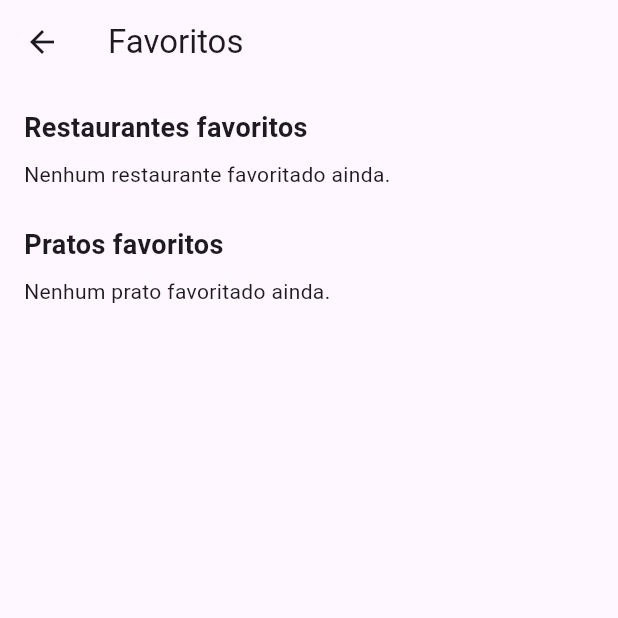
After one commit to EduardoGhost/gastro_go, a Flutter app: the screen it shows after launch, scrolled down 264 dp, after a tap on the "favorite" icon, on a phone screen of 412 x 824 dp, the top half of it. The commit adds this screen. Run offline on Flutter 3.47's test engine with Material 3 defaults, Android fonts, the phone set to English and light mode, and no system bars; our stand-ins replace bloc, equatable, flutter_bloc, hive, hive_flutter; accounts and stored records are empty.

Commit message:
Add Screen to view favorited items (restaurants and dishes)

```diff
--- a/lib/data/datasources/dish_local_datasource.dart
+++ b/lib/data/datasources/dish_local_datasource.dart
@@ -4,6 +4,7 @@ import '../../domain/entity/dish.dart';
 
 abstract class DishLocalDataSource {
   Future<List<Dish>> getDishes(String restaurantId);
+  Future<List<Dish>> getAllDishes();
 }
 
 class DishLocalDataSourceImpl implements DishLocalDataSource {
@@ -16,4 +17,11 @@ class DishLocalDataSourceImpl implements DishLocalDataSource {
         .where((dish) => dish.restaurantId == restaurantId)
         .toList();
   }
+
+  @override
+  Future<List<Dish>> getAllDishes() async {
+    final jsonString = await rootBundle.loadString('assets/dishes.json');
+    final List<dynamic> jsonList = jsonDecode(jsonString);
+    return jsonList.map((e) => Dish.fromJson(e)).toList();
+  }
 }
--- /dev/null
+++ b/lib/domain/entity/favorite.dart
@@ -0,0 +1,6 @@
+class Favorite {
+  final String id;
+  final String name;
+  final bool isRestaurant;
+  Favorite({required this.id, required this.name, required this.isRestaurant});
+}
--- a/lib/main.dart
+++ b/lib/main.dart
@@ -1,9 +1,29 @@
 import 'package:flutter/material.dart';
+import 'package:gastro_go/presentation/bloc/favorite/favorite_bloc.dart';
+import 'package:gastro_go/presentation/bloc/favorite/favorite_event.dart';
 import 'package:gastro_go/presentation/ui/restaurant_list_page.dart';
+import 'package:flutter_bloc/flutter_bloc.dart';
+import 'package:hive_flutter/hive_flutter.dart';
 
-void main() {
-  runApp(const MaterialApp(
-    home: RestaurantListPage(),
-    debugShowCheckedModeBanner: false,
-  ));
+
+void main() async {
+  WidgetsFlutterBinding.ensureInitialized();
+
+  await Hive.initFlutter();
+  final favoritesBox = await Hive.openBox('favoritesBox');
+
+  runApp(
+    MultiBlocProvider(
+      providers: [
+        BlocProvider(
+          create: (_) => FavoritesBloc(box: favoritesBox)..add(LoadFavorites()),
+        ),
+      ],
+      child: MaterialApp(
+        title: 'Gastro Go',
+        debugShowCheckedModeBanner: false,
+        home: const RestaurantListPage(),
+      ),
+    ),
+  );
 }
--- /dev/null
+++ b/lib/presentation/bloc/favorite/favorite_bloc.dart
@@ -0,0 +1,38 @@
+import 'package:flutter_bloc/flutter_bloc.dart';
+import 'package:hive/hive.dart';
+import 'favorite_event.dart';
+import 'favorite_state.dart';
+
+class FavoritesBloc extends Bloc<FavoritesEvent, FavoritesState> {
+  final Box box;
+
+  FavoritesBloc({required this.box}) : super(FavoritesLoading()) {
+    on<LoadFavorites>((event, emit) {
+      final stored = List<String>.from(box.get('favorites', defaultValue: <String>[]));
+
+      stored.removeWhere((id) => id.trim().isEmpty);
+      box.put('favorites', stored);
+
+      emit(FavoritesLoaded(Set<String>.from(stored)));
+    });
+
+    on<ToggleFavorite>((event, emit) {
+      final currentState = state;
+      if (currentState is FavoritesLoaded) {
+        final current = Set<String>.from(currentState.favorites);
+
+        if (current.contains(event.favorite.id)) {
+          print('Removendo favorito: ${event.favorite.id}');
+          current.remove(event.favorite.id);
+        } else {
+          print('Adicionando favorito: ${event.favorite.id}');
+          current.add(event.favorite.id);
+        }
+
+        emit(FavoritesLoaded(current));
+        box.put('favorites', current.toList());
+        print('Favoritos salvos no Banco: ${box.get('favorites')}');
+      }
+    });
+  }
+}
--- /dev/null
+++ b/lib/presentation/bloc/favorite/favorite_event.dart
@@ -0,0 +1,10 @@
+import '../../../domain/entity/favorite.dart';
+
+abstract class FavoritesEvent {}
+
+class LoadFavorites extends FavoritesEvent {}
+
+class ToggleFavorite extends FavoritesEvent {
+  final Favorite favorite;
+  ToggleFavorite(this.favorite);
+}
--- /dev/null
+++ b/lib/presentation/bloc/favorite/favorite_state.dart
@@ -0,0 +1,8 @@
+abstract class FavoritesState {}
+
+class FavoritesLoading extends FavoritesState {}
+
+class FavoritesLoaded extends FavoritesState {
+  final Set<String> favorites;
+  FavoritesLoaded(this.favorites);
+}
--- /dev/null
+++ b/lib/presentation/ui/favorite_page.dart
@@ -0,0 +1,127 @@
+import 'package:flutter/cupertino.dart';
+import 'package:flutter/material.dart';
+import 'package:flutter_bloc/flutter_bloc.dart';
+import '../../data/datasources/dish_local_datasource.dart';
+import '../../domain/entity/dish.dart';
+import '../../domain/entity/restaurant.dart';
+import '../bloc/favorite/favorite_bloc.dart';
+import '../bloc/favorite/favorite_state.dart';
+import '../../data/datasources/restaurant_local_datasource.dart';
+
+
+class FavoritesPage extends StatefulWidget {
+  const FavoritesPage({super.key});
+
+  @override
+  State<FavoritesPage> createState() => _FavoritesPageState();
+}
+
+class _FavoritesPageState extends State<FavoritesPage> {
+  late final RestaurantLocalDataSource _restaurantDataSource;
+  late final DishLocalDataSource _dishDataSource;
+
+  @override
+  void initState() {
+    super.initState();
+    _restaurantDataSource = RestaurantLocalDataSourceImpl();
+    _dishDataSource = DishLocalDataSourceImpl();
+  }
+
+  // Pegar os pratos favoritos
+  Future<List<Dish>> _getFavoriteDishes(Set<String> favIds) async {
+    final allDishes = await _dishDataSource.getAllDishes();
+    final favDishIds = favIds.where((id) => id.startsWith('d')).toSet();
+    return allDishes.where((d) => favDishIds.contains(d.id)).toList();
+  }
+
+  @override
+  Widget build(BuildContext context) {
+    return Scaffold(
+      appBar: AppBar(title: const Text('Favoritos')),
+      body: BlocBuilder<FavoritesBloc, FavoritesState>(
+        builder: (context, state) {
+          if (state is FavoritesLoading) {
+            return const Center(child: CircularProgressIndicator());
+          } else if (state is FavoritesLoaded) {
+            final favIds = state.favorites;
+
+            return FutureBuilder<List<Restaurant>>(
+              future: _restaurantDataSource.getRestaurants(),
+              builder: (context, restaurantSnapshot) {
+                if (!restaurantSnapshot.hasData) {
+                  return const Center(child: CircularProgressIndicator());
+                }
+
+                final allRestaurants = restaurantSnapshot.data!;
+                final favRestaurants = allRestaurants
+                    .where((r) => favIds.contains(r.id))
+                    .toList();
+
+                return FutureBuilder<List<Dish>>(
+                  future: _getFavoriteDishes(favIds),
+                  builder: (context, dishSnapshot) {
+                    if (!dishSnapshot.hasData) {
+                      return const Center(child: CircularProgressIndicator());
+                    }
+
+                    final favDishes = dishSnapshot.data!;
+
+                    return SingleChildScrollView(
+                      padding: const EdgeInsets.all(16),
+                      child: Column(
+                        crossAxisAlignment: CrossAxisAlignment.start,
+                        children: [
+                          const Text(
+                            'Restaurantes favoritos',
+                            style: TextStyle(
+                                fontSize: 18, fontWeight: FontWeight.bold),
+                          ),
+                          const SizedBox(height: 8),
+                          if (favRestaurants.isEmpty)
+                            const Text('Nenhum restaurante favoritado ainda.'),
+                          ...favRestaurants.map(
+                                (r) => Card(
+                              margin:
+                              const EdgeInsets.symmetric(vertical: 6),
+                              child: ListTile(
+                                title: Text(r.name),
+                                subtitle: Text(
+                                    '${r.category} • ⭐ ${r.rating} • ${r.distanceKm.toStringAsFixed(1)} km'),
+                              ),
+                            ),
+                          ),
+                          const SizedBox(height: 24),
+                          const Text(
+                            'Pratos favoritos',
+                            style: TextStyle(
+                                fontSize: 18, fontWeight: FontWeight.bold),
+                          ),
+                          const SizedBox(height: 8),
+                          if (favDishes.isEmpty)
+                            const Text('Nenhum prato favoritado ainda.'),
+                          ...favDishes.map(
+                                (d) => Card(
+                              margin:
+                              const EdgeInsets.symmetric(vertical: 6),
+                              child: ListTile(
+                                title: Text(d.name),
+                                subtitle: Text(
+                                    'R\$ ${d.price.toStringAsFixed(2)} • ${d.vegan ? "Vegano" : "Não vegano"}'),
+                              ),
+                            ),
+                          ),
+                        ],
+                      ),
+                    );
+                  },
+                );
+              },
+            );
+          } else {
+            return const Center(child: Text('Erro ao carregar favoritos.'));
+          }
+        },
+      ),
+    );
+  }
+}
--- a/lib/presentation/ui/restaurant_list_page.dart
+++ b/lib/presentation/ui/restaurant_list_page.dart
@@ -1,7 +1,7 @@
 import 'package:flutter/material.dart';
 import 'package:flutter_bloc/flutter_bloc.dart';
 import '../../data/datasources/restaurant_local_datasource.dart';
-import '../../data/repository/RestaurantRepositoryImpl.dart';
+import '../../data/repository/restaurant_repository_impl.dart';
 import '../bloc/restaurants/restaurant_bloc.dart';
 import '../bloc/restaurants/restaurant_event.dart';
 import '../bloc/restaurants/restaurant_state.dart';
@@ -9,6 +9,7 @@ import '../widgets/category_dialog.dart';
 import '../widgets/restaurant_card.dart';
 import '../widgets/sort_dialog.dart';
 import 'details_page.dart';
+import 'favorite_page.dart';
 
 class RestaurantListPage extends StatefulWidget {
   const RestaurantListPage({super.key});
@@ -34,7 +35,23 @@ class _RestaurantListPageState extends State<RestaurantListPage> {
       child: Builder(
         builder: (context) {
           return Scaffold(
-            appBar: AppBar(title: const Text('Gastro Go - Restaurantes')),
+            appBar: AppBar(title: const Text('Gastro Go - Restaurantes'),
+                actions: [
+                IconButton(
+                icon: const Icon(Icons.favorite),
+            tooltip: 'Favoritos',
+            onPressed: () {
+              Navigator.push(
+                context,
+                MaterialPageRoute(
+                  builder: (_) => const FavoritesPage(),
+                ),
+              );
+            },
+          ),
+          ],
+          ),
+
             body: Column(
               children: [
                 // Campo de busca de restaurantes
```
Also changed, not shown: assets/dishes.json (+31 -40 lines), lib/data/models/favorite_model.dart (added, +17 -0 lines), lib/data/repository/favorites_repository_impl.dart (added, +35 -0 lines), lib/domain/repositories/favorite_repository.dart (added, +7 -0 lines), lib/presentation/ui/details_page.dart (+20 -3 lines), lib/presentation/widgets/dish_card.dart (+20 -4 lines), lib/data/models/favorite_model.g.dart (added), lib/data/repository/dish_repository_impl.dart (renamed from lib/data/repository/DishRepositoryImpl.dart), lib/data/repository/restaurant_repository_impl.dart (renamed from lib/data/repository/RestaurantRepositoryImpl.dart).
